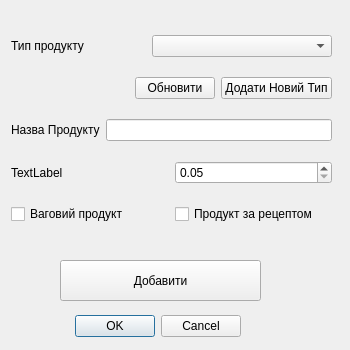
Old version of the form add_new_product.ui in the repository fedaktaras/Chocolat.
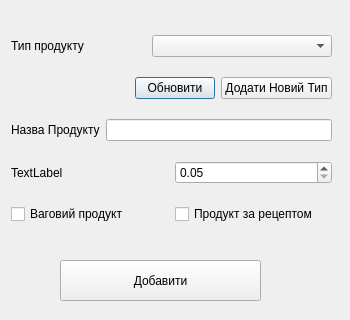
New version of the form.

```diff
--- a/add_new_product.ui
+++ b/add_new_product.ui
@@ -7,28 +7,12 @@
     <x>0</x>
     <y>0</y>
     <width>350</width>
-    <height>350</height>
+    <height>320</height>
    </rect>
   </property>
   <property name="windowTitle">
    <string>Dialog</string>
   </property>
-  <widget class="QDialogButtonBox" name="buttonBox">
-   <property name="geometry">
-    <rect>
-     <x>70</x>
-     <y>310</y>
-     <width>171</width>
-     <height>32</height>
-    </rect>
-   </property>
-   <property name="orientation">
-    <enum>Qt::Horizontal</enum>
-   </property>
-   <property name="standardButtons">
-    <set>QDialogButtonBox::Cancel|QDialogButtonBox::Ok</set>
-   </property>
-  </widget>
   <widget class="QWidget" name="layoutWidget">
    <property name="geometry">
     <rect>
```
Left out of the diff: 35 changed lines with no effect on the pictures.
